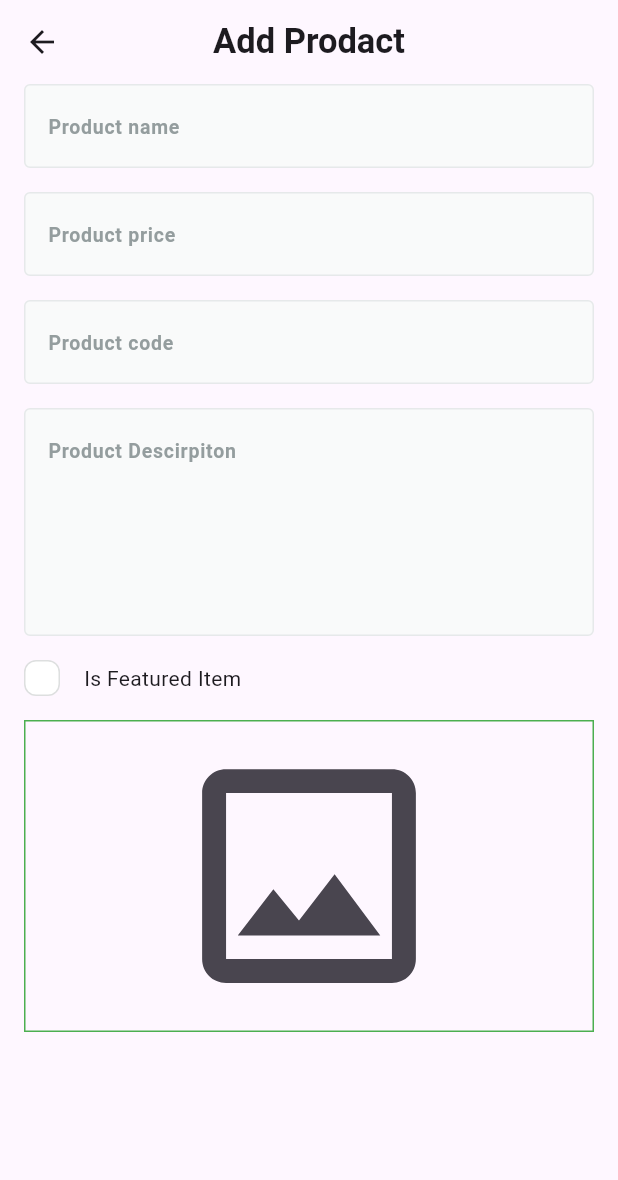
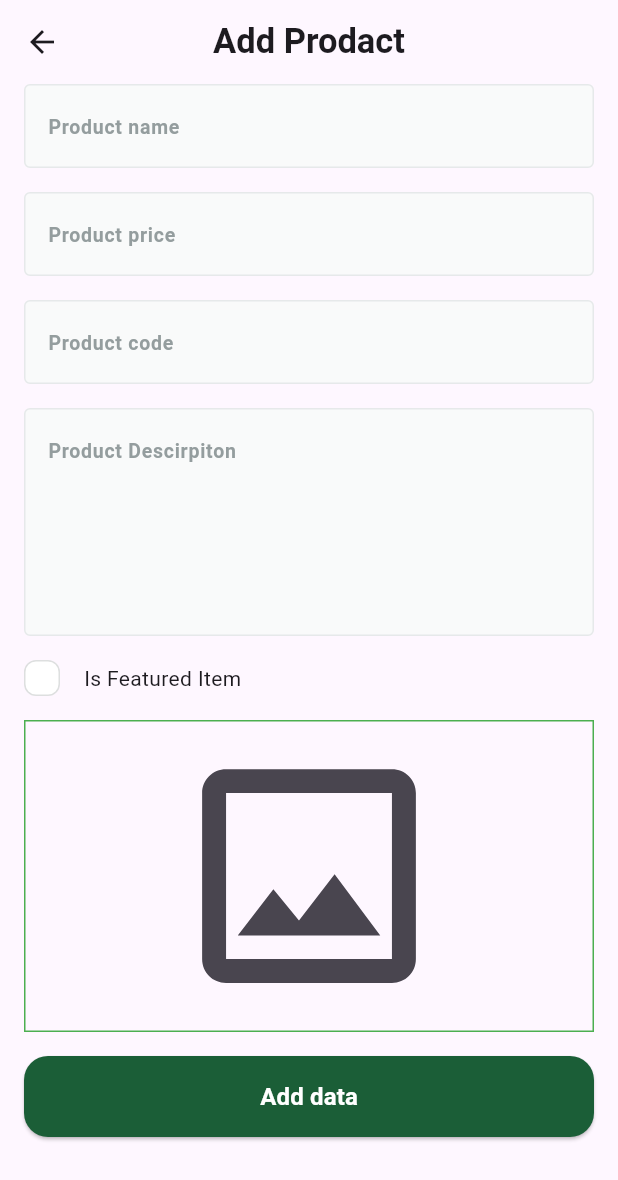
Before and after one commit to eng-tarek-elmarsafy/Fruit-Hub-Dashboard, a Flutter app: the AddProdact screen opened directly, on a phone screen of 412 x 824 dp. Shown: the top 1180 px of the screen. Run offline on Flutter 3.47's test engine with Material 3 defaults, Android fonts, the phone set to English and light mode, and no system bars; drawn by our look-alikes of skeletonizer; our stand-ins replace firebase_core, flutter_svg, image_picker; accounts and stored records are empty; Roboto replaces fonts that are missing (Cairo).

Commit message:
feat: refactor AddProdact feature with new structure and image handling

```diff
--- a/lib/core/helper/on_generate_route_function.dart
+++ b/lib/core/helper/on_generate_route_function.dart
@@ -1,5 +1,5 @@
 import 'package:flutter/material.dart';
-import 'package:fruit_hub_bashbord/feature/dashbord/presentation/views/add_prodact.dart';
+import 'package:fruit_hub_bashbord/feature/add_product/presentation/views/add_prodact.dart';
 import 'package:fruit_hub_bashbord/feature/dashbord/presentation/views/dashbord_view.dart';
 
 Route<dynamic> onGenerateRoute(RouteSettings setting) {
--- /dev/null
+++ b/lib/core/widgets/product_image.dart
@@ -0,0 +1,82 @@
+import 'dart:developer';
+import 'dart:io';
+
+import 'package:flutter/material.dart';
+import 'package:image_picker/image_picker.dart';
+import 'package:skeletonizer/skeletonizer.dart';
+
+class ProductImage extends StatefulWidget {
+  const ProductImage({super.key, required this.onChanged});
+  final Function(File image) onChanged;
+  @override
+  State<ProductImage> createState() => _ProductImageState();
+}
+
+class _ProductImageState extends State<ProductImage> {
+  File? image;
+  bool isLodaing = false;
+  @override
+  Widget build(BuildContext context) {
+    return GestureDetector(
+      onDoubleTapDown: (details) {
+        if (image != null) {
+          widget.onChanged(image!);
+        }
+      },
+      child: Stack(
+        children: [
+          Container(
+            width: double.infinity,
+            decoration: BoxDecoration(border: Border.all(color: Colors.green)),
+            child: IconButton(
+              onPressed: () async {
+                isLodaing = image == null;
+                setState(() {});
+                await pickerImageFromGallery();
+                setState(() {});
+              },
+              icon:
+                  image != null
+                      ? ClipRRect(
+                        borderRadius: BorderRadius.circular(4),
+                        child: Image.file(image!, fit: BoxFit.fill),
+                      )
+                      : Skeletonizer(
+                        enabled: isLodaing,
+                        child: Icon(Icons.image_outlined, size: 190),
+                      ),
+            ),
+          ),
+          Visibility(
+            visible: image != null,
+            child: IconButton(
+              onPressed: () {
+                image = null;
+                isLodaing = false;
+                setState(() {});
+              },
+              icon: Icon(Icons.delete, color: Colors.red),
+            ),
+          ),
+        ],
+      ),
+    );
+  }
+
+  Future<void> pickerImageFromGallery() async {
+    try {
+      final ImagePicker picker = ImagePicker();
+
+      final XFile? pickerImage = await picker.pickImage(
+        source: ImageSource.gallery,
+      );
+      if (pickerImage != null) {
+        setState(() {
+          image = File(pickerImage.path);
+        });
+      }
+    } on Exception catch (e) {
+      log(e.toString());
+    }
+  }
+}
--- a/lib/feature/dashbord/presentation/views/add_prodact.dart
+++ b/lib/feature/add_product/presentation/views/add_prodact.dart
@@ -1,6 +1,6 @@
 import 'package:flutter/material.dart';
 import 'package:fruit_hub_bashbord/core/widgets/build_app_bar.dart';
-import 'package:fruit_hub_bashbord/feature/dashbord/presentation/views/widgets/add_prodact_body.dart';
+import 'package:fruit_hub_bashbord/feature/add_product/presentation/views/widgets/add_prodact_body.dart';
 
 class AddProdact extends StatelessWidget {
   const AddProdact({super.key});
--- /dev/null
+++ b/lib/feature/add_product/presentation/views/widgets/add_prodact_body.dart
@@ -0,0 +1,136 @@
+import 'package:flutter/material.dart';
+import 'package:fruit_hub_bashbord/core/utils/app_color.dart';
+import 'package:fruit_hub_bashbord/core/widgets/custom_button.dart';
+import 'package:fruit_hub_bashbord/core/widgets/custom_text_form_field.dart';
+import 'package:fruit_hub_bashbord/core/widgets/is_featured_item.dart';
+import 'package:fruit_hub_bashbord/core/widgets/product_image.dart';
+import 'dart:io';
+
+class AddProdactBody extends StatefulWidget {
+  const AddProdactBody({super.key});
+
+  @override
+  State<AddProdactBody> createState() => _AddProdactBodyState();
+}
+
+class _AddProdactBodyState extends State<AddProdactBody> {
+  late GlobalKey<FormState> formKey;
+  late AutovalidateMode autovalidateMode;
+
+  late String name, code, description;
+  late num price;
+  late File? image;
+  bool isFeatured = false;
+
+  @override
+  void initState() {
+    formKey = GlobalKey<FormState>();
+    autovalidateMode = AutovalidateMode.disabled;
+    super.initState();
+  }
+
+  @override
+  Widget build(BuildContext context) {
+    return Padding(
+      padding: EdgeInsets.symmetric(horizontal: 16),
+      child: CustomScrollView(
+        slivers: [
+          SliverToBoxAdapter(
+            child: Form(
+              key: formKey,
+              child: Column(
+                children: [
+                  CustomTextFormField(
+                    hintText: 'Product name',
+                    onSaved: (p0) {
+                      name = p0!;
+                    },
+                    validator: (p0) {
+                      if (p0 == null || p0.isEmpty) {
+                        return 'هذا الحقل مطلوب';
+                      }
+                      return null;
+                    },
+                  ),
+                  SizedBox(height: 16),
+                  CustomTextFormField(
+                    hintText: 'Product price',
+                    textInputType: TextInputType.number,
+                    onSaved: (p0) {
+                      price = num.parse(p0!);
+                    },
+                    validator: (p0) {
+                      if (p0 == null || p0.isEmpty) {
+                        return 'هذا الحقل مطلوب';
+                      }
+                      return null;
+                    },
+                  ),
+                  SizedBox(height: 16),
+                  CustomTextFormField(
+                    hintText: 'Product code',
+                    onSaved: (p0) {
+                      code = p0!.toLowerCase();
+                    },
+                    validator: (p0) {
+                      if (p0 == null || p0.isEmpty) {
+                        return 'هذا الحقل مطلوب';
+                      }
+                      return null;
+                    },
+                  ),
+                  SizedBox(height: 16),
+                  CustomTextFormField(
+                    hintText: 'Product Descirpiton',
+                    maxLines: 5,
+                    onSaved: (p0) {
+                      description = p0!;
+                    },
+                    validator: (p0) {
+                      if (p0 == null || p0.isEmpty) {
+                        return 'هذا الحقل مطلوب';
+                      }
+                      return null;
+                    },
+                  ),
+                  SizedBox(height: 16),
+                  IsFeaturedItem(
+                    onChacked: (bool value) {
+                      isFeatured = value;
+                    },
+                  ),
+                  SizedBox(height: 16),
+                  ProductImage(
+                    onChanged: (File xImage) {
+                      image = xImage;
+                    },
+                  ),
+                  SizedBox(height: 16),
+                  CustomButton(
+                    title: 'Add data',
+                    onPressed: () {
+                      if (formKey.currentState!.validate()) {
+                        if (image == null) {
+                          ScaffoldMessenger.of(context).showSnackBar(
+                            SnackBar(
+                              content: Text('يجب اختيار صورة'),
+                              backgroundColor: AppColor.green500,
+                            ),
+                          );
+                        }
+                        formKey.currentState!.save();
+                      } else {
+                        autovalidateMode = AutovalidateMode.always;
+                        setState(() {});
+                      }
+                    },
+                  ),
+                ],
+              ),
+            ),
+          ),
+        ],
+      ),
+    );
+  }
+}
--- a/lib/feature/dashbord/presentation/views/widgets/add_prodact_body.dart
+++ /dev/null
@@ -1,61 +0,0 @@
-import 'package:flutter/material.dart';
-import 'package:fruit_hub_bashbord/core/widgets/custom_text_form_field.dart';
-import 'package:fruit_hub_bashbord/core/widgets/is_featured_item.dart';
-import 'package:image_picker/image_picker.dart';
-
-class AddProdactBody extends StatelessWidget {
-  const AddProdactBody({super.key});
-
-  @override
-  Widget build(BuildContext context) {
-    return Padding(
-      padding: EdgeInsets.symmetric(horizontal: 16),
-      child: CustomScrollView(
-        slivers: [
-          SliverToBoxAdapter(
-            child: Column(
-              children: [
-                CustomTextFormField(hintText: 'Product name'),
-                SizedBox(height: 16),
-                CustomTextFormField(hintText: 'Product price'),
-                SizedBox(height: 16),
-                CustomTextFormField(hintText: 'Product code'),
-                SizedBox(height: 16),
-                CustomTextFormField(
-                  hintText: 'Product Descirpiton',
-                  maxLines: 5,
-                ),
-                SizedBox(height: 16),
-                IsFeaturedItem(onChacked: (bool value) {}),
-                SizedBox(height: 16),
-                ProductImage(),
-              ],
-            ),
-          ),
-        ],
-      ),
-    );
-  }
-}
-
-class ProductImage extends StatelessWidget {
-  const ProductImage({super.key});
-
-  @override
-  Widget build(BuildContext context) {
-    return Container(
-      width: double.infinity,
-      decoration: BoxDecoration(border: Border.all(color: Colors.green)),
-      child: IconButton(
-        onPressed: () async {
-          final ImagePicker picker = ImagePicker();
-          // Pick an image.
-          final XFile? image = await picker.pickImage(
-            source: ImageSource.gallery,
-          );
-        },
-        icon: Icon(Icons.image_outlined, size: 190),
-      ),
-    );
-  }
-}
--- a/lib/feature/dashbord/presentation/views/widgets/dashboard_view_body.dart
+++ b/lib/feature/dashbord/presentation/views/widgets/dashboard_view_body.dart
@@ -1,6 +1,6 @@
 import 'package:flutter/material.dart';
 import 'package:fruit_hub_bashbord/core/widgets/custom_button.dart';
-import 'package:fruit_hub_bashbord/feature/dashbord/presentation/views/add_prodact.dart';
+import 'package:fruit_hub_bashbord/feature/add_product/presentation/views/add_prodact.dart';
 
 class DashboardViewBody extends StatelessWidget {
   const DashboardViewBody({super.key});
--- a/pubspec.yaml
+++ b/pubspec.yaml
@@ -35,6 +35,7 @@ dependencies:
     sdk: flutter
   flutter_svg: ^2.2.0
   image_picker: ^1.1.2
+  skeletonizer: ^1.4.3
 
 dev_dependencies:
   flutter_lints: ^5.0.0
```
Also changed, not shown: lib/feature/add_product/domain/entities/product_entity.dart (added, +15 -0 lines), pubspec.lock.
